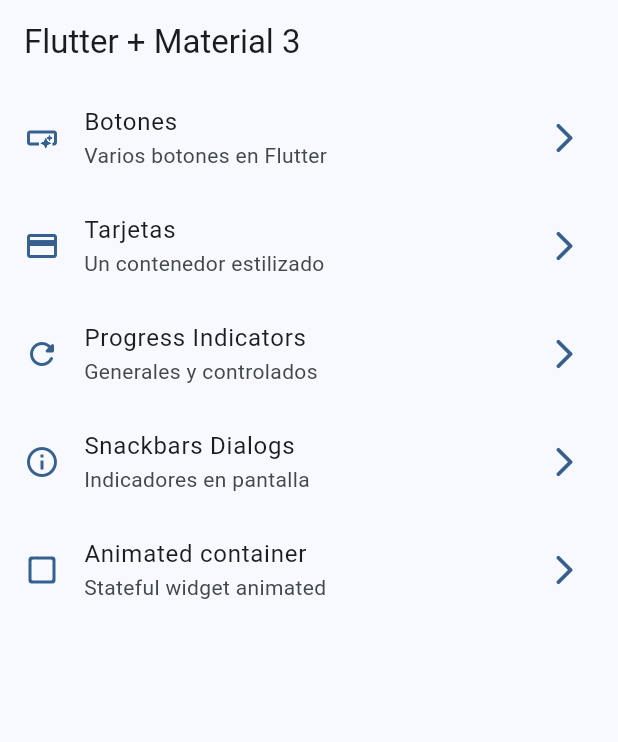
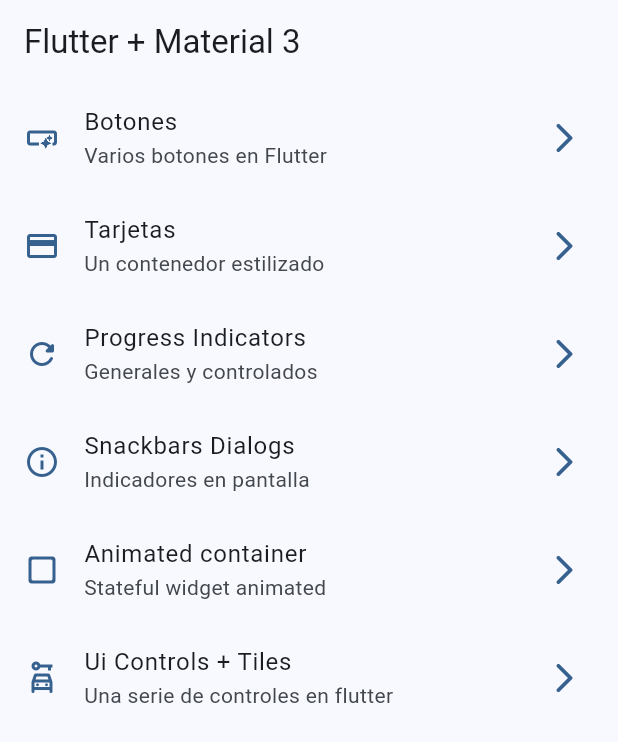
Before and after one commit to AFTR05/widgets_app, a Flutter app: the screen it shows after launch, on a phone screen of 412 x 824 dp. Shown: the top 742 px of the screen. Run offline on Flutter 3.47's test engine with Material 3 defaults, Android fonts, the phone set to English and light mode, and no system bars; our stand-ins replace go_router.

Commit message:
feat tiles

```diff
--- a/lib/config/menu/menu_item.dart
+++ b/lib/config/menu/menu_item.dart
@@ -44,5 +44,11 @@ const appMenuItems = <MenuItem>[
     subtitle: 'Stateful widget animated',
     link: '/animated',
     icon: Icons.check_box_outline_blank_rounded
+  ),
+  MenuItem(
+    title: 'Ui Controls + Tiles',
+    subtitle: 'Una serie de controles en flutter',
+    link: '/ui-controls',
+    icon: Icons.car_rental_outlined
   )
 ];
--- a/lib/config/router/app_router.dart
+++ b/lib/config/router/app_router.dart
@@ -34,5 +34,10 @@ final appRouter = GoRouter(
       path: '/animated',
       builder: (context, state) => const AnimatedScreen()
     ),
+    GoRoute(
+      name: UiControlsScreen.name,
+      path: '/ui-controls',
+      builder: (context, state) => const UiControlsScreen()
+    ),
   ]
 );
--- a/lib/presentation/screens/cards/cards_screen.dart
+++ b/lib/presentation/screens/cards/cards_screen.dart
@@ -1,5 +1,3 @@
-import 'dart:math';
-
 import 'package:flutter/material.dart';
 
 const cards = <Map<String, dynamic>> [
--- a/lib/presentation/screens/snackbar/snackbar_screen.dart
+++ b/lib/presentation/screens/snackbar/snackbar_screen.dart
@@ -1,6 +1,5 @@
 import 'package:flutter/material.dart';
 import 'package:go_router/go_router.dart';
-import 'package:widgets_app/config/router/app_router.dart';
 
 class SnackbarScreen extends StatelessWidget {
   static const name = "snackbar_screen";
```
Also changed, not shown: lib/presentation/screens/ui_controls/ui_controls_screen.dart (+74 -1 lines).
